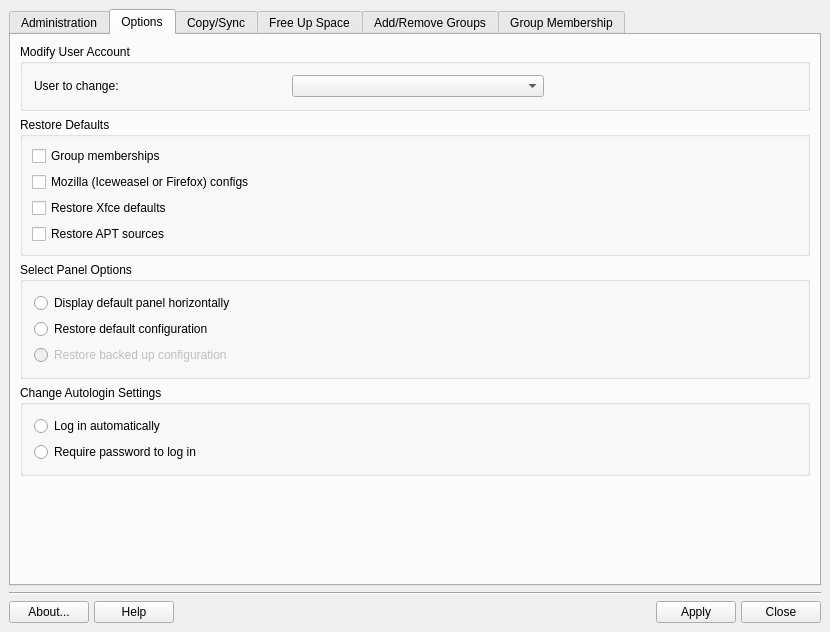
MX-Linux/mx-user, file meconfig.ui: the form before one commit.
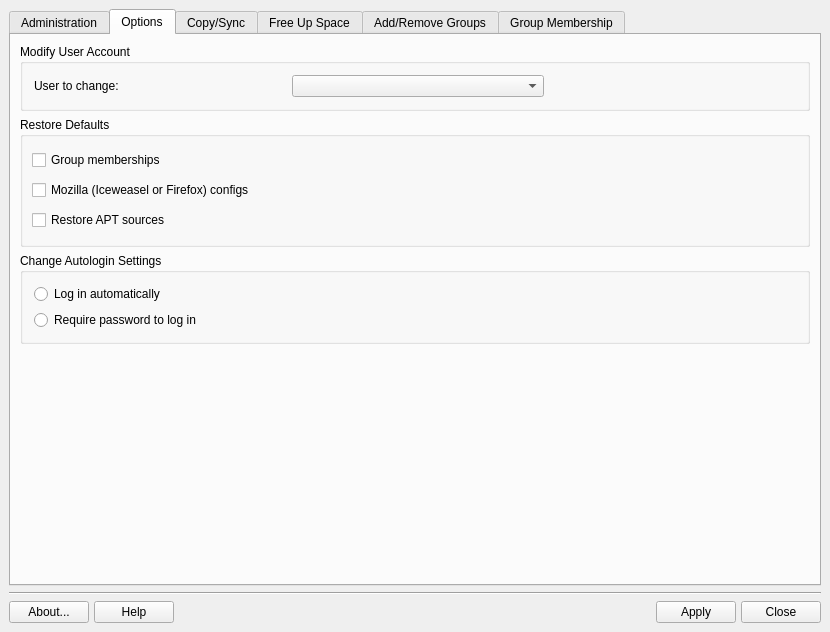
The form after the commit. The open tabs and pages were chosen to show the change. Icons and pictures are not drawn.

Patch:
```diff
--- a/meconfig.ui
+++ b/meconfig.ui
@@ -51,7 +51,7 @@
    <item>
     <widget class="QTabWidget" name="tabWidget">
      <property name="currentIndex">
-      <number>0</number>
+      <number>1</number>
      </property>
      <widget class="QWidget" name="userTab">
       <attribute name="icon">
@@ -466,7 +466,7 @@
        <property name="spacing">
         <number>6</number>
        </property>
-       <item row="7" column="0" colspan="3">
+       <item row="6" column="0" colspan="2">
         <spacer>
          <property name="orientation">
           <enum>Qt::Vertical</enum>
@@ -479,7 +479,7 @@
          </property>
         </spacer>
        </item>
-       <item row="0" column="0" colspan="3">
+       <item row="0" column="0" colspan="2">
         <widget class="QGroupBox" name="groupUser">
          <property name="title">
           <string>Modify User Account</string>
@@ -533,7 +533,7 @@
          </layout>
         </widget>
        </item>
-       <item row="2" column="0" colspan="3">
+       <item row="2" column="0" colspan="2">
         <widget class="QGroupBox" name="restoreGroupBox">
          <property name="sizePolicy">
           <sizepolicy hsizetype="MinimumExpanding" vsizetype="Minimum">
@@ -598,7 +598,7 @@
             </property>
            </widget>
           </item>
-          <item row="6" column="0">
+          <item row="5" column="0">
            <widget class="QCheckBox" name="checkApt">
             <property name="toolTip">
              <string>Restore APT sources to MX defaults</string>
@@ -608,50 +608,10 @@
             </property>
            </widget>
           </item>
-          <item row="5" column="0">
-           <widget class="QCheckBox" name="checkXfce">
-            <property name="text">
-             <string>Restore Xfce defaults</string>
-            </property>
-           </widget>
-          </item>
          </layout>
         </widget>
        </item>
-       <item row="3" column="0" colspan="3">
-        <widget class="QGroupBox" name="groupPanel">
-         <property name="title">
-          <string>Select Panel Options</string>
-         </property>
-         <layout class="QVBoxLayout" name="verticalLayout_7">
-          <item>
-           <widget class="QRadioButton" name="radioHorizontalPanel">
-            <property name="text">
-             <string>Display default panel horizontally</string>
-            </property>
-           </widget>
-          </item>
-          <item>
-           <widget class="QRadioButton" name="radioVerticalPanel">
-            <property name="text">
-             <string>Restore default configuration</string>
-            </property>
-           </widget>
-          </item>
-          <item>
-           <widget class="QRadioButton" name="radioRestoreBackup">
-            <property name="enabled">
-             <bool>false</bool>
-            </property>
-            <property name="text">
-             <string>Restore backed up configuration</string>
-            </property>
-           </widget>
-          </item>
-         </layout>
-        </widget>
-       </item>
-       <item row="4" column="0" colspan="3">
+       <item row="3" column="0" colspan="2">
         <widget class="QGroupBox" name="groupBox">
          <property name="title">
           <string>Change Autologin Settings</string>
@@ -1671,7 +1631,9 @@
         <string>Apply</string>
        </property>
        <property name="icon">
-        <iconset theme="dialog-ok"/>
+        <iconset theme="dialog-ok">
+         <normaloff/>
+        </iconset>
        </property>
        <property name="shortcut">
         <string>Alt+A</string>
@@ -1687,7 +1649,9 @@
         <string>Close</string>
        </property>
        <property name="icon">
-        <iconset theme="window-close"/>
+        <iconset theme="window-close">
+         <normaloff/>
+        </iconset>
        </property>
        <property name="shortcut">
         <string>Alt+N</string>
@@ -1734,7 +1698,9 @@
         <string>Help</string>
        </property>
        <property name="icon">
-        <iconset theme="help-contents"/>
+        <iconset theme="help-contents">
+         <normaloff/>
+        </iconset>
        </property>
        <property name="shortcut">
         <string>Alt+H</string>
@@ -1750,7 +1716,9 @@
         <string>About...</string>
        </property>
        <property name="icon">
-        <iconset theme="help-about"/>
+        <iconset theme="help-about">
+         <normaloff/>
+        </iconset>
        </property>
        <property name="shortcut">
         <string>Alt+B</string>
```
